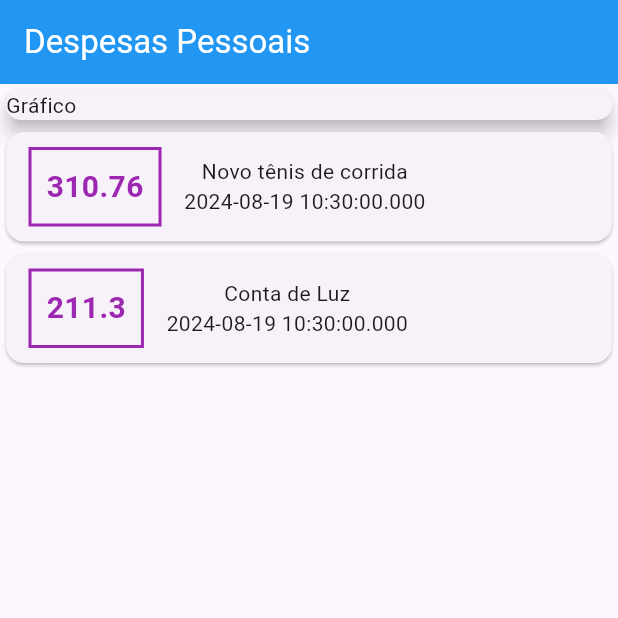
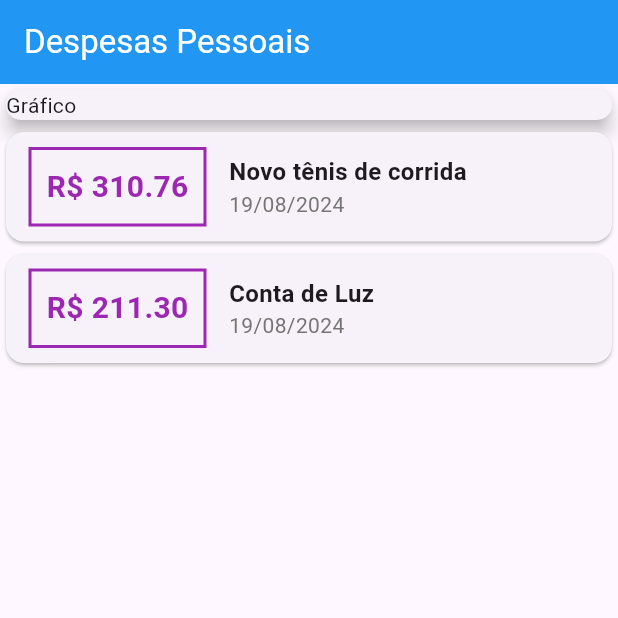
Before and after one commit to ebersc/Flutter, a Flutter app: the screen it shows after launch, on a phone screen of 412 x 824 dp, the top half of it. Run offline on Flutter 3.47's test engine with Material 3 defaults, Android fonts, the phone set to English and light mode, and no system bars.

Commit message:
Ajustes visuais e internacionalização

```diff
--- a/expenses/lib/main.dart
+++ b/expenses/lib/main.dart
@@ -1,10 +1,10 @@
 import 'package:expenses/models/transaction.dart';
 import 'package:flutter/material.dart';
+import 'package:intl/intl.dart';
 
 main() => runApp(ExpensesApp());
 
 class ExpensesApp extends StatelessWidget {
-
   @override
   Widget build(BuildContext context) {
     return MaterialApp(home: MyHomePage());
@@ -12,7 +12,6 @@ class ExpensesApp extends StatelessWidget {
 }
 
 class MyHomePage extends StatelessWidget {
-
   final _transactions = [
     Transaction(
         id: 't1',
@@ -20,10 +19,7 @@ class MyHomePage extends StatelessWidget {
         value: 310.76,
         date: DateTime.now()),
     Transaction(
-        id: 't2',
-        title: 'Conta de Luz',
-        value: 211.30,
-        date: DateTime.now()),
+        id: 't2', title: 'Conta de Luz', value: 211.30, date: DateTime.now()),
   ];
 
   @override
@@ -49,19 +45,16 @@ class MyHomePage extends StatelessWidget {
                   child: Row(
                     children: [
                       Container(
-                        margin: EdgeInsets.symmetric(
-                          horizontal: 15,
-                          vertical: 10
-                        ),
+                        margin:
+                            EdgeInsets.symmetric(horizontal: 15, vertical: 10),
                         decoration: BoxDecoration(
-                          border: Border.all(
-                            color: Colors.purple,
-                            width: 2,
-                          )
-                        ),
+                            border: Border.all(
+                          color: Colors.purple,
+                          width: 2,
+                        )),
                         padding: EdgeInsets.all(10),
                         child: Text(
-                          tr.value.toString(),
+                          'R\$ ${tr.value.toStringAsFixed(2)}',
                           style: TextStyle(
                             fontWeight: FontWeight.bold,
                             fontSize: 20,
@@ -70,9 +63,15 @@ class MyHomePage extends StatelessWidget {
                         ),
                       ),
                       Column(
+                        crossAxisAlignment: CrossAxisAlignment.start,
                         children: [
-                          Text(tr.title),
-                          Text(tr.date.toString())
+                          Text(tr.title,
+                              style: TextStyle(
+                                  fontSize: 16, fontWeight: FontWeight.bold)),
+                          Text(
+                            DateFormat('d/MM/y').format(tr.date),
+                            style: TextStyle(color: Colors.grey.shade600),
+                          )
                         ],
                       )
                     ],
--- a/expenses/pubspec.yaml
+++ b/expenses/pubspec.yaml
@@ -30,6 +30,7 @@ environment:
 dependencies:
   flutter:
     sdk: flutter
+  intl: ^0.19.0
 
 
   # The following adds the Cupertino Icons font to your application.
```
Also changed, not shown: expenses/pubspec.lock.
